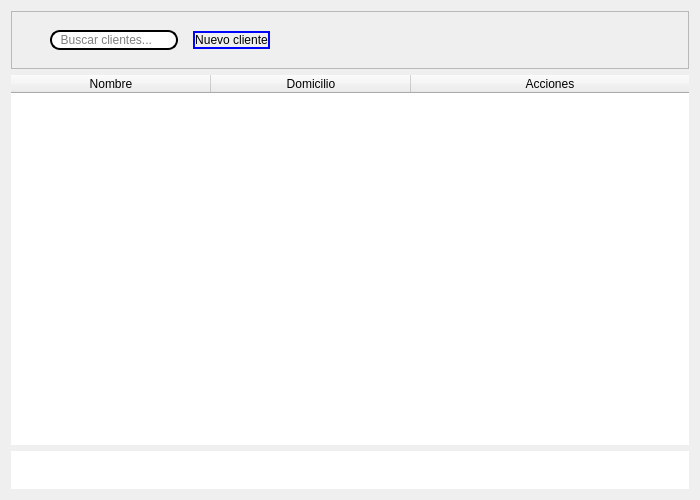
Julian2455/beatmat, file resources/ui/client_tab.ui: the form before one commit.
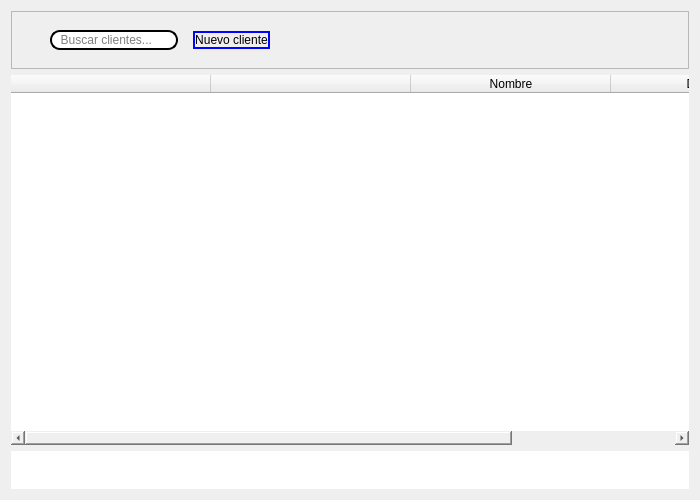
The form after the commit. Icons and pictures are not drawn.

What changed in the file:
```diff
--- a/resources/ui/client_tab.ui
+++ b/resources/ui/client_tab.ui
@@ -167,7 +167,7 @@
      </attribute>
      <column>
       <property name="text">
-       <string>Nombre</string>
+       <string/>
       </property>
       <property name="foreground">
        <brush brushstyle="SolidPattern">
@@ -179,16 +179,21 @@
        </brush>
       </property>
      </column>
+     <column>
+      <property name="text">
+       <string/>
+      </property>
+     </column>
+     <column>
+      <property name="text">
+       <string>Nombre</string>
+      </property>
+     </column>
      <column>
       <property name="text">
        <string>Domicilio</string>
       </property>
      </column>
-     <column>
-      <property name="text">
-       <string>Acciones</string>
-      </property>
-     </column>
     </widget>
    </item>
    <item>
```
